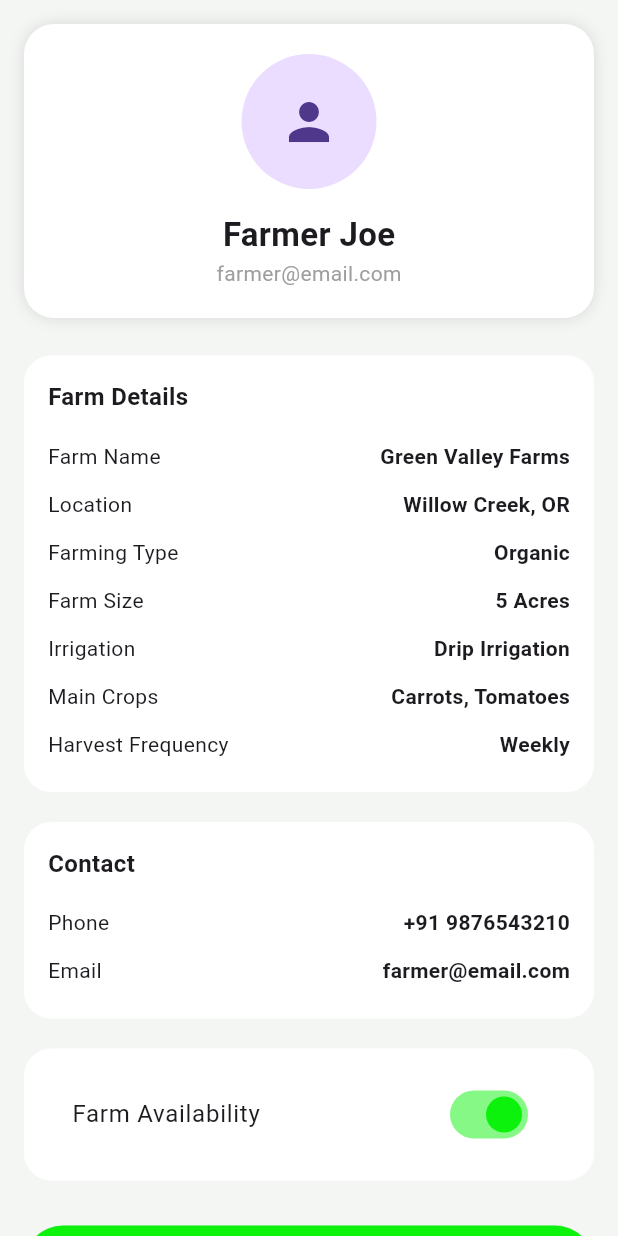
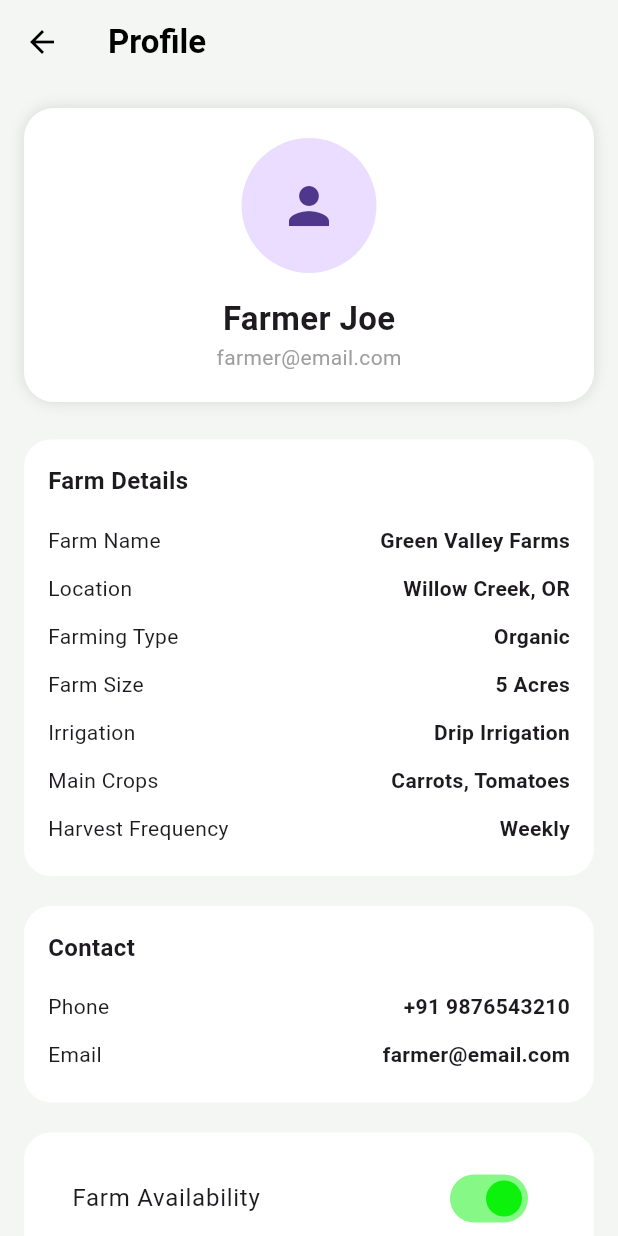
Before and after one commit to Lena-1056/Fresh-Farm-Frontend, a Flutter app: the FarmerProfileScreen screen opened by its route, on a phone screen of 412 x 824 dp. Run offline on Flutter 3.47's test engine with Material 3 defaults, Android fonts, the phone set to English and light mode, and no system bars; our stand-ins replace geolocator, image_picker; network calls fail; Roboto replaces fonts that are missing (Poppins).

Commit message:
refactor: added back arrow to farmer profile page

```diff
--- a/lib/screens/farmer/farmer_profile_screen.dart
+++ b/lib/screens/farmer/farmer_profile_screen.dart
@@ -15,6 +15,23 @@ class FarmerProfileScreen extends StatelessWidget {
 
     return Scaffold(
       backgroundColor: const Color(0xFFF4F6F4),
+
+      /// ✅ APP BAR WITH BACK BUTTON
+      appBar: AppBar(
+        backgroundColor: const Color(0xFFF4F6F4),
+        elevation: 0,
+        leading: IconButton(
+          icon: const Icon(Icons.arrow_back, color: Colors.black),
+          onPressed: () {
+            Navigator.pushReplacementNamed(context, AppRoutes.farmerDashboard);
+          },
+        ),
+        title: const Text(
+          "Profile",
+          style: TextStyle(color: Colors.black, fontWeight: FontWeight.bold),
+        ),
+      ),
+
       body: SafeArea(
         child: ListView(
           padding: const EdgeInsets.all(16),
```
